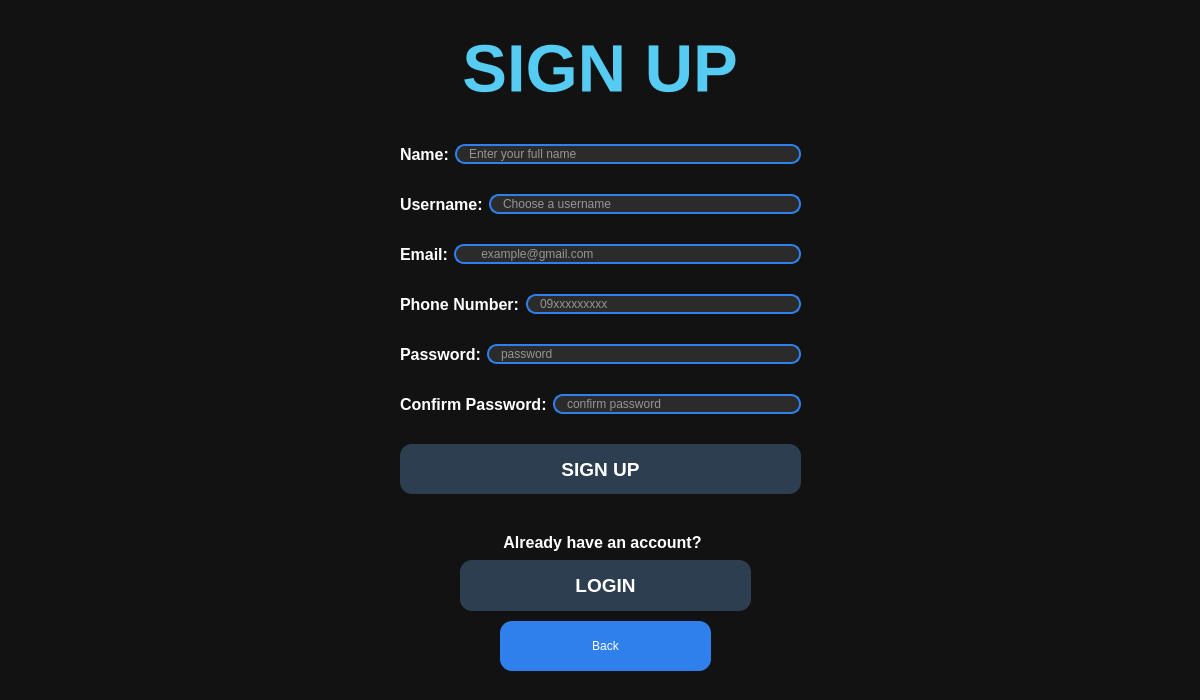
The window that Platwo/signupwindow.ui (Carbon-128X/CarbonApollo-PlaTwo) describes before a commit, drawn with Qt 5.
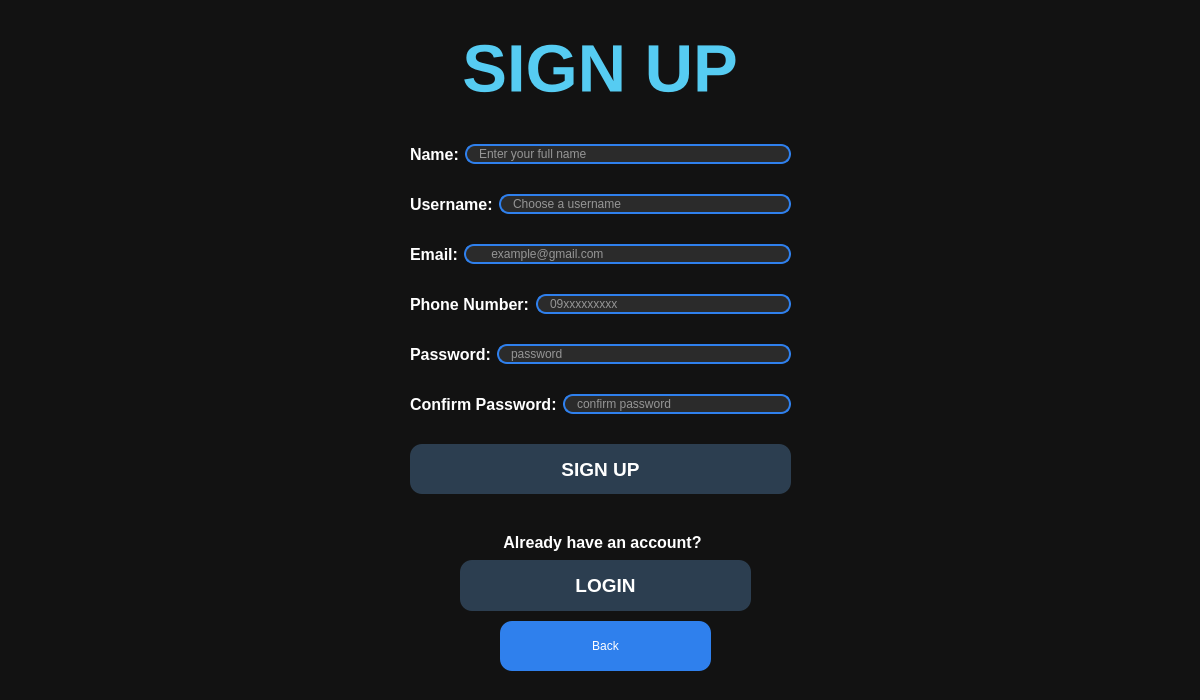
The same window after the commit.

What changed in the file:
```diff
--- a/Platwo/signupwindow.ui
+++ b/Platwo/signupwindow.ui
@@ -44,9 +44,9 @@
   <widget class="QWidget" name="layoutWidget">
    <property name="geometry">
     <rect>
-     <x>400</x>
+     <x>410</x>
      <y>120</y>
-     <width>401</width>
+     <width>381</width>
      <height>401</height>
     </rect>
    </property>
```
